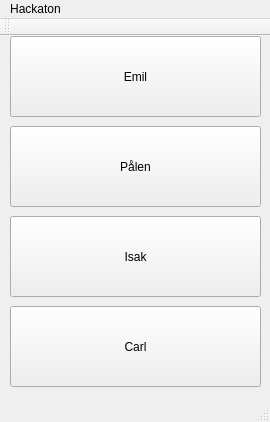
The window that Hackaton_sandbox/mainwindow.ui (EmilPoulsen/PsHackaton) describes before a commit, drawn with Qt 5.
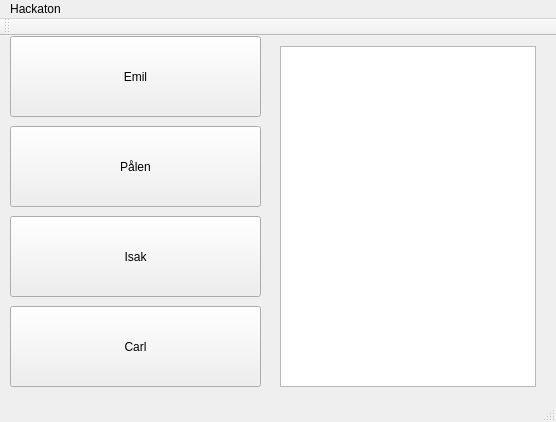
The same window after the commit.

Diff of the .ui file:
```diff
--- a/Hackaton_sandbox/mainwindow.ui
+++ b/Hackaton_sandbox/mainwindow.ui
@@ -6,7 +6,7 @@
    <rect>
     <x>0</x>
     <y>0</y>
-    <width>270</width>
+    <width>556</width>
     <height>422</height>
    </rect>
   </property>
@@ -66,14 +66,24 @@
      <string>Carl</string>
     </property>
    </widget>
+   <widget class="QTextBrowser" name="textBrowser">
+    <property name="geometry">
+     <rect>
+      <x>280</x>
+      <y>10</y>
+      <width>256</width>
+      <height>341</height>
+     </rect>
+    </property>
+   </widget>
   </widget>
   <widget class="QMenuBar" name="menuBar">
    <property name="geometry">
     <rect>
      <x>0</x>
      <y>0</y>
-     <width>270</width>
-     <height>26</height>
+     <width>556</width>
+     <height>21</height>
     </rect>
    </property>
    <widget class="QMenu" name="menuHackaton">
```
Left out of the diff: 6 changed lines with no effect on the pictures.
